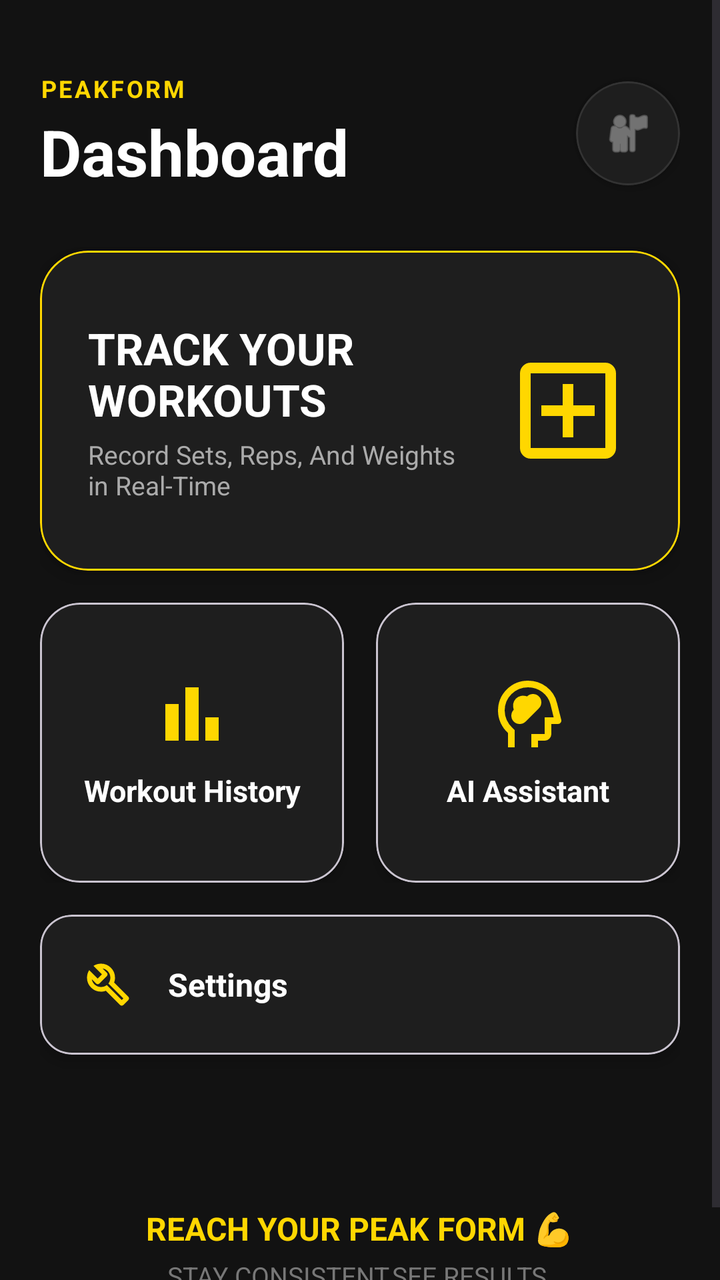
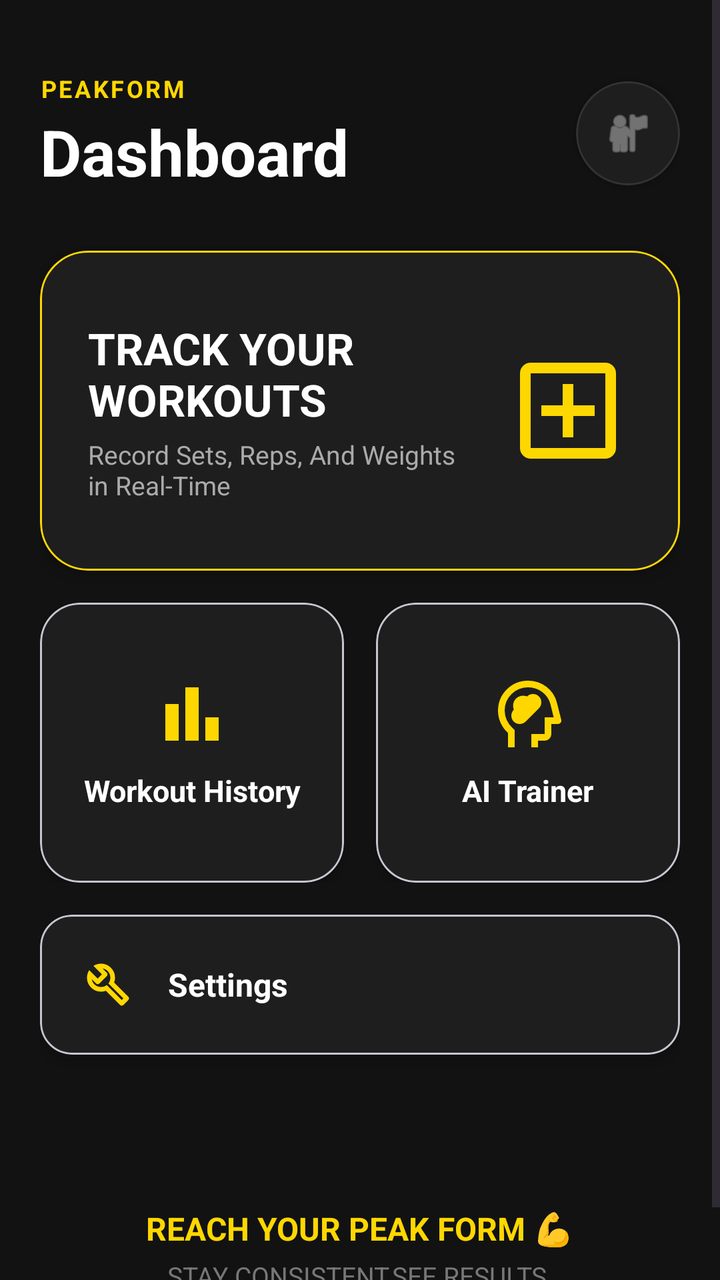

Two renders of the same Android screen: before a commit and after it. Below are the layout's source before the change and the commit's diff.
<!-- AndroidManifest.xml: application theme Theme.PeakFitA -->
<!-- res/layout/fragment_home.xml -->
<?xml version="1.0" encoding="utf-8"?>
<ScrollView xmlns:android="http://schemas.android.com/apk/res/android"
    xmlns:app="http://schemas.android.com/apk/res-auto"
    android:layout_width="match_parent"
    android:layout_height="match_parent"
    android:background="#121212"
    android:fillViewport="true"
    android:layoutDirection="rtl">

    <LinearLayout
        android:layout_width="match_parent"
        android:layout_height="wrap_content"
        android:orientation="vertical"
        android:padding="20dp">

        <RelativeLayout
            android:id="@+id/llHeader"
            android:layout_width="match_parent"
            android:layout_height="wrap_content"
            android:layout_marginTop="16dp"
            android:layout_marginBottom="28dp">

            <LinearLayout
                android:layout_width="wrap_content"
                android:layout_height="wrap_content"
                android:orientation="vertical"
                android:layout_alignParentStart="true"
                android:layout_centerVertical="true">

                <TextView
                    android:layout_width="wrap_content"
                    android:layout_height="wrap_content"
                    android:text="PEAKFORM"
                    android:textColor="#FFD700"
                    android:textSize="12sp"
                    android:textStyle="bold"
                    android:letterSpacing="0.1" />

                <TextView
                    android:layout_width="wrap_content"
                    android:layout_height="wrap_content"
                    android:text="Dashboard"
                    android:textColor="#FFFFFF"
                    android:textSize="32sp"
                    android:textStyle="bold"
                    android:layout_marginTop="2dp" />
            </LinearLayout>

            <com.google.android.material.card.MaterialCardView
                android:layout_width="52dp"
                android:layout_height="52dp"
                android:layout_alignParentEnd="true"
                android:layout_centerVertical="true"
                app:cardCornerRadius="26dp"
                app:cardBackgroundColor="#1E1E1E"
                app:strokeColor="#333333"
                app:strokeWidth="1dp"
                app:cardElevation="4dp">

                <ImageView
                    android:layout_width="26dp"
                    android:layout_height="26dp"
                    android:layout_gravity="center"
                    android:src="@android:drawable/ic_menu_myplaces"
                    app:tint="#AAAAAA" />
            </com.google.android.material.card.MaterialCardView>

        </RelativeLayout>

        <com.google.android.material.card.MaterialCardView
            android:id="@+id/cardWorkout"
            android:layout_width="match_parent"
            android:layout_height="160dp"
            android:layout_marginBottom="16dp"
            app:cardBackgroundColor="#1E1E1E"
            app:cardCornerRadius="24dp"
            app:cardElevation="6dp"
            app:strokeColor="#FFD700"
            app:strokeWidth="1dp"
            android:clickable="true"
            android:focusable="true">

            <LinearLayout
                android:layout_width="match_parent"
                android:layout_height="match_parent"
                android:orientation="horizontal"
                android:gravity="center_vertical"
                android:padding="24dp">

                <LinearLayout
                    android:layout_width="0dp"
                    android:layout_height="wrap_content"
                    android:layout_weight="1"
                    android:orientation="vertical">

                    <TextView
                        android:layout_width="wrap_content"
                        android:layout_height="wrap_content"
                        android:text="TRACK YOUR WORKOUTS"
                        android:textColor="#FFFFFF"
                        android:textSize="22sp"
                        android:textStyle="bold" />

                    <TextView
                        android:layout_width="wrap_content"
                        android:layout_height="wrap_content"
                        android:text="Record Sets, Reps, And Weights in Real-Time"
                        android:textColor="#AAAAAA"
                        android:textSize="13sp"
                        android:layout_marginTop="4dp" />
                </LinearLayout>

                <ImageView
                    android:layout_width="64dp"
                    android:layout_height="64dp"
                    android:src="@drawable/ic_workout"
                    app:tint="#FFD700"
                    android:layout_marginStart="16dp"/>
            </LinearLayout>
        </com.google.android.material.card.MaterialCardView>

        <LinearLayout
            android:layout_width="match_parent"
            android:layout_height="140dp"
            android:orientation="horizontal"
            android:layout_marginBottom="16dp">

            <com.google.android.material.card.MaterialCardView
                android:id="@+id/cardHistory"
                android:layout_width="0dp"
                android:layout_height="match_parent"
                android:layout_weight="1"
                android:layout_marginEnd="8dp"
                app:cardBackgroundColor="#1E1E1E"
                app:cardCornerRadius="20dp"
                app:cardElevation="4dp"
                android:clickable="true"
                android:focusable="true">

                <LinearLayout
                    android:layout_width="match_parent"
                    android:layout_height="match_parent"
                    android:orientation="vertical"
                    android:gravity="center"
                    android:padding="16dp">

                    <ImageView
                        android:layout_width="40dp"
                        android:layout_height="40dp"
                        android:src="@drawable/ic_history"
                        app:tint="#FFD700"
                        android:layout_marginBottom="8dp"/>

                    <TextView
                        android:layout_width="wrap_content"
                        android:layout_height="wrap_content"
                        android:text="Workout History"
                        android:textColor="#FFFFFF"
                        android:textSize="15sp"
                        android:textStyle="bold"
                        android:gravity="center"/>
                </LinearLayout>
            </com.google.android.material.card.MaterialCardView>

            <com.google.android.material.card.MaterialCardView
                android:id="@+id/cardGemini"
                android:layout_width="0dp"
                android:layout_height="match_parent"
                android:layout_weight="1"
                android:layout_marginStart="8dp"
                app:cardBackgroundColor="#1E1E1E"
                app:cardCornerRadius="20dp"
                app:cardElevation="4dp"
                android:clickable="true"
                android:focusable="true">

                <LinearLayout
                    android:layout_width="match_parent"
                    android:layout_height="match_parent"
                    android:orientation="vertical"
                    android:gravity="center"
                    android:padding="16dp">

                    <ImageView
                        android:layout_width="40dp"
                        android:layout_height="40dp"
                        android:src="@drawable/ic_ai"
                        app:tint="#FFD700"
                        android:layout_marginBottom="8dp"/>

                    <TextView
                        android:layout_width="wrap_content"
                        android:layout_height="wrap_content"
                        android:text="AI Assistant"
                        android:textColor="#FFFFFF"
                        android:textSize="15sp"
                        android:textStyle="bold"
                        android:gravity="center"/>
                </LinearLayout>
            </com.google.android.material.card.MaterialCardView>
        </LinearLayout>

        <com.google.android.material.card.MaterialCardView
            android:id="@+id/cardSettings"
            android:layout_width="match_parent"
            android:layout_height="70dp"
            android:layout_marginBottom="24dp"
            app:cardBackgroundColor="#1E1E1E"
            app:cardCornerRadius="16dp"
            app:cardElevation="4dp"
            android:clickable="true"
            android:focusable="true">

            <LinearLayout
                android:layout_width="match_parent"
                android:layout_height="match_parent"
                android:orientation="horizontal"
                android:gravity="center_vertical|left"
                android:layoutDirection="ltr"
                android:paddingHorizontal="20dp">

                <ImageView
                    android:layout_width="28dp"
                    android:layout_height="28dp"
                    android:src="@drawable/ic_settings"
                    app:tint="#FFD700"
                    android:layout_marginEnd="12dp"/>

                <TextView
                    android:layout_width="wrap_content"
                    android:layout_height="wrap_content"
                    android:text=" Settings"
                    android:textColor="#FFFFFF"
                    android:textSize="16sp"
                    android:textStyle="bold" />
            </LinearLayout>
        </com.google.android.material.card.MaterialCardView>

        <LinearLayout
            android:layout_width="match_parent"
            android:layout_height="wrap_content"
            android:orientation="vertical"
            android:layout_marginTop="40dp"
            android:gravity="center"
            android:padding="12dp">

            <TextView
                android:layout_width="wrap_content"
                android:layout_height="wrap_content"
                android:text="REACH YOUR PEAK FORM 💪"
                android:textColor="#FFD700"
                android:textSize="16sp"
                android:textStyle="bold"
                android:layout_marginBottom="4dp" />

            <TextView
                android:id="@+id/tvMotivation"
                android:layout_width="wrap_content"
                android:layout_height="wrap_content"
                android:text="STAY CONSISTENT,SEE RESULTS."
                android:textColor="#777777"
                android:textSize="13sp"
                android:gravity="center" />
        </LinearLayout>

    </LinearLayout>
</ScrollView>
<!-- resources referenced by this layout -->
<resources>
  <!-- drawable ic_ai (drawable) -->
  <vector xmlns:android="http://schemas.android.com/apk/res/android" android:height="24dp" android:tint="#000000" android:viewportHeight="960" android:viewportWidth="960" android:width="24dp">
        
      <path android:fillColor="@android:color/white" android:pathData="M380,600Q422,600 451,571L611,411Q640,382 640,340Q640,298 611,269Q582,240 540,240Q498,240 469,269Q432,256 396,263Q360,270 335,295Q310,320 303,356Q296,392 309,429Q280,458 280,500Q280,542 309,571Q338,600 380,600ZM240,880L240,708Q183,656 151.5,586.5Q120,517 120,440Q120,290 225,185Q330,80 480,80Q605,80 701.5,153.5Q798,227 827,345L879,550Q884,569 872,584.5Q860,600 840,600L760,600L760,720Q760,753 736.5,776.5Q713,800 680,800L600,800L600,880L520,880L520,720L680,720Q680,720 680,720Q680,720 680,720L680,520L788,520L750,365Q727,274 652,217Q577,160 480,160Q364,160 282,241Q200,322 200,438Q200,498 224.5,552Q249,606 294,648L320,672L320,880L240,880ZM494,520L494,520L494,520Q494,520 494,520Q494,520 494,520Q494,520 494,520Q494,520 494,520Q494,520 494,520Q494,520 494,520L494,520L494,520L494,520Q494,520 494,520Q494,520 494,520L494,520L494,520Z"/>
      
  </vector>
  <!-- drawable ic_history (drawable) -->
  <vector xmlns:android="http://schemas.android.com/apk/res/android" android:height="24dp" android:tint="#000000" android:viewportHeight="960" android:viewportWidth="960" android:width="24dp">
        
      <path android:fillColor="@android:color/white" android:pathData="M640,800L640,520L800,520L800,800L640,800ZM400,800L400,160L560,160L560,800L400,800ZM160,800L160,360L320,360L320,800L160,800Z"/>
      
  </vector>
  <!-- drawable ic_settings (drawable) -->
  <vector xmlns:android="http://schemas.android.com/apk/res/android" android:height="24dp" android:tint="#000000" android:viewportHeight="960" android:viewportWidth="960" android:width="24dp">
        
      <path android:fillColor="@android:color/white" android:pathData="M686,828L444,584Q424,592 403.5,596Q383,600 360,600Q260,600 190,530Q120,460 120,360Q120,324 130,291.5Q140,259 158,230L304,376L376,304L230,158Q259,140 291.5,130Q324,120 360,120Q460,120 530,190Q600,260 600,360Q600,383 596,403.5Q592,424 584,444L828,686Q840,698 840,715Q840,732 828,744L744,828Q732,840 715,840Q698,840 686,828ZM715,743L742,716L486,460Q504,440 512,413.5Q520,387 520,360Q520,300 481.5,255.5Q443,211 386,202L460,276Q472,288 472,304Q472,320 460,332L332,460Q320,472 304,472Q288,472 276,460L202,386Q211,443 255.5,481.5Q300,520 360,520Q386,520 412,512Q438,504 459,487L715,743ZM472,472L472,472Q472,472 472,472Q472,472 472,472Q472,472 472,472Q472,472 472,472L472,472Q472,472 472,472Q472,472 472,472L472,472Q472,472 472,472Q472,472 472,472L472,472Q472,472 472,472Q472,472 472,472Q472,472 472,472Q472,472 472,472L472,472Z"/>
      
  </vector>
  <!-- drawable ic_workout (drawable) -->
  <vector xmlns:android="http://schemas.android.com/apk/res/android" android:height="24dp" android:tint="#000000" android:viewportHeight="960" android:viewportWidth="960" android:width="24dp">
        
      <path android:fillColor="@android:color/white" android:pathData="M440,680L520,680L520,520L680,520L680,440L520,440L520,280L440,280L440,440L280,440L280,520L440,520L440,680ZM200,840Q167,840 143.5,816.5Q120,793 120,760L120,200Q120,167 143.5,143.5Q167,120 200,120L760,120Q793,120 816.5,143.5Q840,167 840,200L840,760Q840,793 816.5,816.5Q793,840 760,840L200,840ZM200,760L760,760Q760,760 760,760Q760,760 760,760L760,200Q760,200 760,200Q760,200 760,200L200,200Q200,200 200,200Q200,200 200,200L200,760Q200,760 200,760Q200,760 200,760ZM200,200L200,200Q200,200 200,200Q200,200 200,200L200,760Q200,760 200,760Q200,760 200,760L200,760Q200,760 200,760Q200,760 200,760L200,200Q200,200 200,200Q200,200 200,200Z"/>
      
  </vector>
  <style name="Theme.PeakFitA" parent="Base.Theme.PeakFitA" />
  <style name="Base.Theme.PeakFitA" parent="Theme.Material3.DayNight.NoActionBar">
          
          
      </style>
</resources>

<!-- the commit's change to res/layout/fragment_home.xml (unified diff, before → after) -->
@@ -191,7 +191,7 @@
                     <TextView
                         android:layout_width="wrap_content"
                         android:layout_height="wrap_content"
-                        android:text="AI Assistant"
+                        android:text="AI Trainer"
                         android:textColor="#FFFFFF"
                         android:textSize="15sp"
                         android:textStyle="bold"
